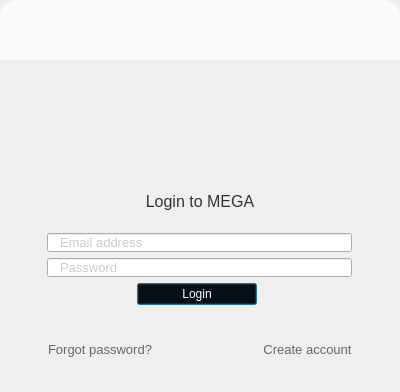
This is src/MEGASync/gui/macx/GuestWidget.ui in meganz/MEGAsync as Qt 5 draws it before an edit. The edited form follows.
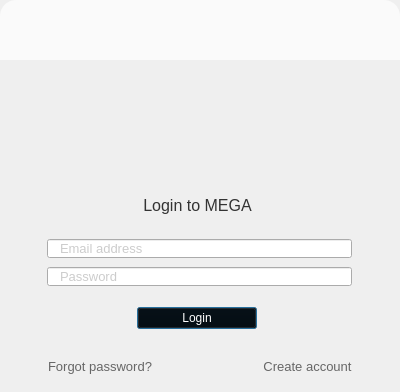
This is the edited form. The open tabs and pages were chosen to show the change. Icons and pictures are not drawn.

Commit message: Replace dialog based login form errors with batch messages in order to improve login UX.

Patch:
```diff
--- a/src/MEGASync/gui/macx/GuestWidget.ui
+++ b/src/MEGASync/gui/macx/GuestWidget.ui
@@ -46,7 +46,7 @@
 	border: none;
 }
 
-#lError
+#lError, #lLoginError
 {
     border: 1px solid rgba(218,49,53,0.5);
     border-radius: 2px;
@@ -99,6 +99,8 @@
 }
 #lLogin
 {
+  border-radius: 2px;
+  padding: 6px 12px 6px 12px;
   font-family: &quot;Lato&quot;;
   font-size: 16px;
   color: #333333;
@@ -390,30 +392,6 @@
             </layout>
            </widget>
           </item>
-          <item>
-           <widget class="QLabel" name="lLogin">
-            <property name="minimumSize">
-             <size>
-              <width>0</width>
-              <height>0</height>
-             </size>
-            </property>
-            <property name="focusPolicy">
-             <enum>Qt::NoFocus</enum>
-            </property>
-            <property name="styleSheet">
-             <string notr="true">background: transparent;
-image: none;
-padding-top: 50px;</string>
-            </property>
-            <property name="text">
-             <string>Login to MEGA</string>
-            </property>
-            <property name="alignment">
-             <set>Qt::AlignCenter</set>
-            </property>
-           </widget>
-          </item>
           <item>
            <widget class="QWidget" name="wFormContainer" native="true">
             <property name="styleSheet">
@@ -456,6 +434,85 @@
                 <property name="bottomMargin">
                  <number>0</number>
                 </property>
+                <item>
+                 <widget class="QWidget" name="wLoginErrors" native="true">
+                  <property name="minimumSize">
+                   <size>
+                    <width>0</width>
+                    <height>0</height>
+                   </size>
+                  </property>
+                  <property name="maximumSize">
+                   <size>
+                    <width>16777215</width>
+                    <height>73</height>
+                   </size>
+                  </property>
+                  <layout class="QGridLayout" name="gridLayout">
+                   <item row="1" column="2">
+                    <spacer name="horizontalSpacer_23">
+                     <property name="orientation">
+                      <enum>Qt::Horizontal</enum>
+                     </property>
+                     <property name="sizeHint" stdset="0">
+                      <size>
+                       <width>40</width>
+                       <height>20</height>
+                      </size>
+                     </property>
+                    </spacer>
+                   </item>
+                   <item row="1" column="1">
+                    <widget class="QLabel" name="lLogin">
+                     <property name="minimumSize">
+                      <size>
+                       <width>0</width>
+                       <height>0</height>
+                      </size>
+                     </property>
+                     <property name="focusPolicy">
+                      <enum>Qt::NoFocus</enum>
+                     </property>
+                     <property name="styleSheet">
+                      <string notr="true">image: none;</string>
+                     </property>
+                     <property name="text">
+                      <string>Login to MEGA</string>
+                     </property>
+                     <property name="alignment">
+                      <set>Qt::AlignCenter</set>
+                     </property>
+                    </widget>
+                   </item>
+                   <item row="1" column="0">
+                    <spacer name="horizontalSpacer_22">
+                     <property name="orientation">
+                      <enum>Qt::Horizontal</enum>
+                     </property>
+                     <property name="sizeHint" stdset="0">
+                      <size>
+                       <width>40</width>
+                       <height>20</height>
+                      </size>
+                     </property>
+                    </spacer>
+                   </item>
+                   <item row="0" column="1">
+                    <spacer name="verticalSpacer_8">
+                     <property name="orientation">
+                      <enum>Qt::Vertical</enum>
+                     </property>
+                     <property name="sizeHint" stdset="0">
+                      <size>
+                       <width>20</width>
+                       <height>40</height>
+                      </size>
+                     </property>
+                    </spacer>
+                   </item>
+                  </layout>
+                 </widget>
+                </item>
                 <item>
                  <widget class="QWidget" name="widget" native="true">
                   <layout class="QVBoxLayout" name="verticalLayout_9">
```
The commit also changes 4 other files.
